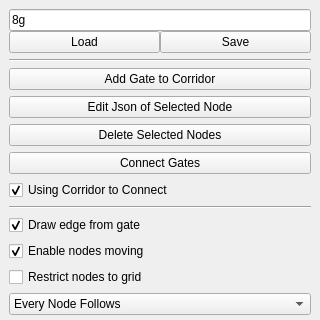
The window that include/tmapping/UI/dockBuildMap.ui (StumboEugen/TMapping) describes before a commit, drawn with Qt 5; both pictures show x 0 to 320 and y 0 to 320 of the 320 by 541 pixel window.
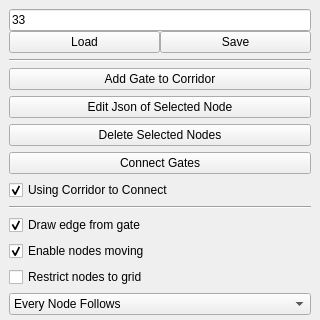
The same window after the commit.

Diff of the .ui file:
```diff
--- a/include/tmapping/UI/dockBuildMap.ui
+++ b/include/tmapping/UI/dockBuildMap.ui
@@ -35,7 +35,7 @@
       <item>
        <widget class="QLineEdit" name="mapName">
         <property name="text">
-         <string>8g</string>
+         <string>33</string>
         </property>
        </widget>
       </item>
```
